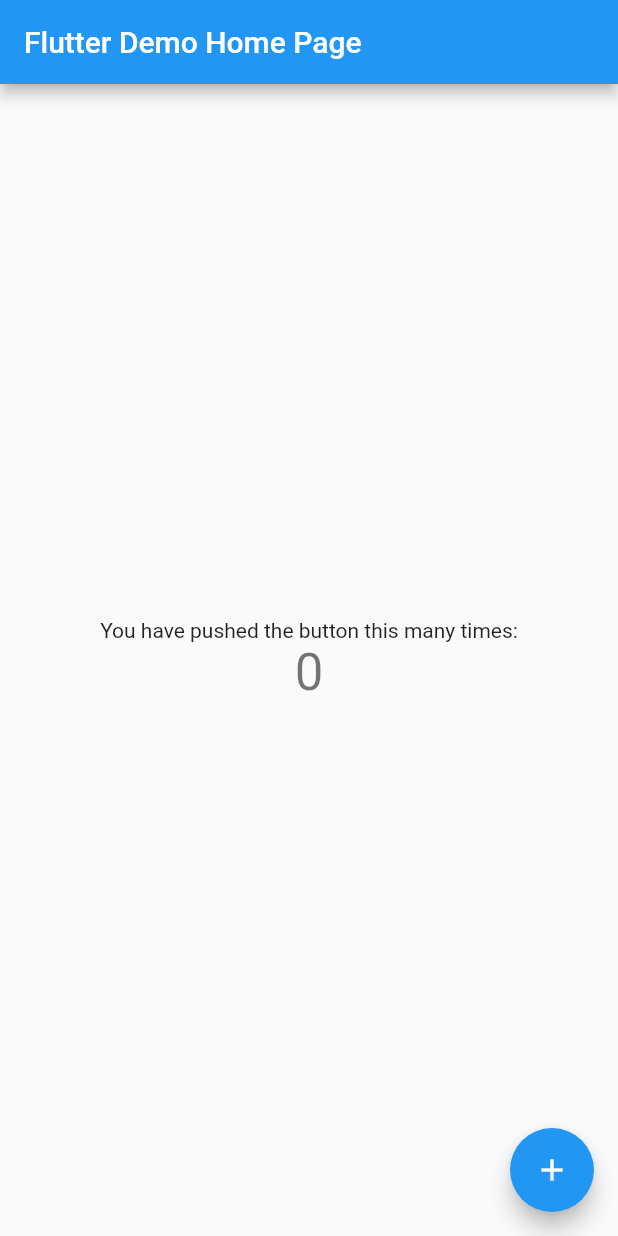
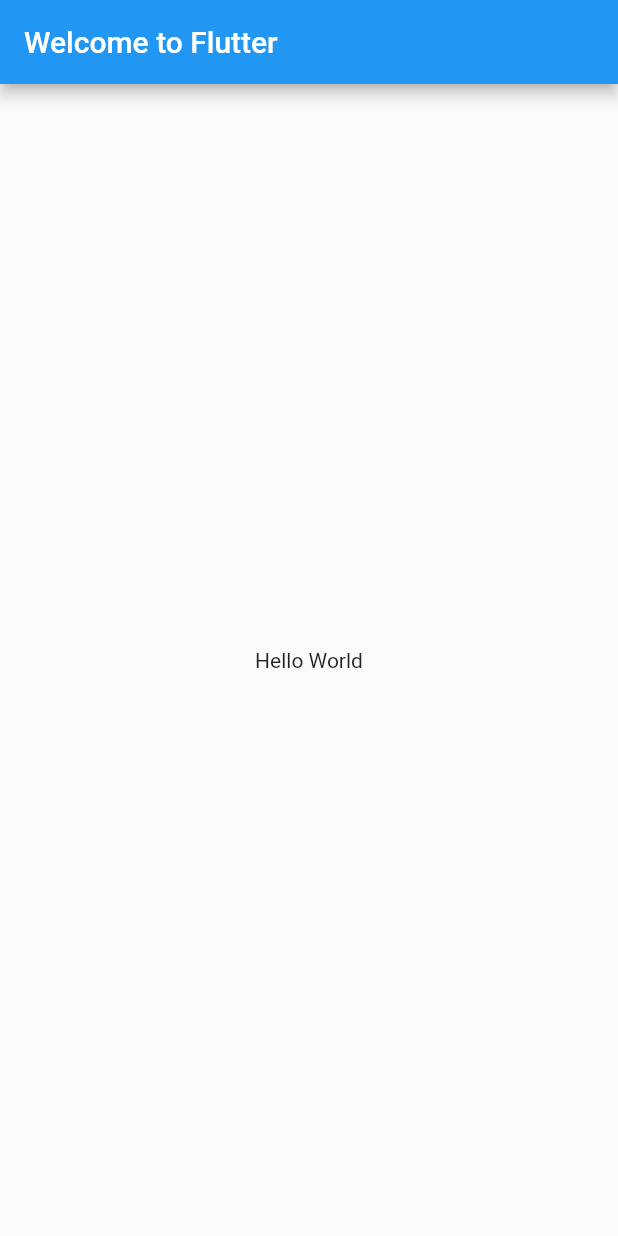
Before and after one commit to BlueKarim/flutterlistapp, a Flutter app: the screen it shows after launch, on a phone screen of 412 x 824 dp. Run offline on Flutter 3.47's test engine with Material 2 defaults, Android fonts, the phone set to English and light mode, and no system bars.

```diff
--- a/lib/main.dart
+++ b/lib/main.dart
@@ -1,115 +1,20 @@
 import 'package:flutter/material.dart';
 
-void main() {
-  runApp(const MyApp());
-}
+void main() => runApp(flutterlistapp());
 
-class MyApp extends StatelessWidget {
-  const MyApp({Key? key}) : super(key: key);
-
-  // This widget is the root of your application.
+class flutterlistapp extends StatelessWidget {
   @override
   Widget build(BuildContext context) {
     return MaterialApp(
-      title: 'Flutter Demo',
-      theme: ThemeData(
-        // This is the theme of your application.
-        //
-        // Try running your application with "flutter run". You'll see the
-        // application has a blue toolbar. Then, without quitting the app, try
-        // changing the primarySwatch below to Colors.green and then invoke
-        // "hot reload" (press "r" in the console where you ran "flutter run",
-        // or simply save your changes to "hot reload" in a Flutter IDE).
-        // Notice that the counter didn't reset back to zero; the application
-        // is not restarted.
-        primarySwatch: Colors.blue,
-      ),
-      home: const MyHomePage(title: 'Flutter Demo Home Page'),
+      title: 'Welcome to Flutter',
+      home: Scaffold(
+        appBar: AppBar(
+          title: const Text('Welcome to Flutter'),
+          ),
+        body: const Center(
+            child: Text('Hello World'),
+          ),
+        ),
     );
   }
 }
-
-class MyHomePage extends StatefulWidget {
-  const MyHomePage({Key? key, required this.title}) : super(key: key);
-
-  // This widget is the home page of your application. It is stateful, meaning
-  // that it has a State object (defined below) that contains fields that affect
-  // how it looks.
-
-  // This class is the configuration for the state. It holds the values (in this
-  // case the title) provided by the parent (in this case the App widget) and
-  // used by the build method of the State. Fields in a Widget subclass are
-  // always marked "final".
-
-  final String title;
-
-  @override
-  State<MyHomePage> createState() => _MyHomePageState();
-}
-
-class _MyHomePageState extends State<MyHomePage> {
-  int _counter = 0;
-
-  void _incrementCounter() {
-    setState(() {
-      // This call to setState tells the Flutter framework that something has
-      // changed in this State, which causes it to rerun the build method below
-      // so that the display can reflect the updated values. If we changed
-      // _counter without calling setState(), then the build method would not be
-      // called again, and so nothing would appear to happen.
-      _counter++;
-    });
-  }
-
-  @override
-  Widget build(BuildContext context) {
-    // This method is rerun every time setState is called, for instance as done
-    // by the _incrementCounter method above.
-    //
-    // The Flutter framework has been optimized to make rerunning build methods
-    // fast, so that you can just rebuild anything that needs updating rather
-    // than having to individually change instances of widgets.
-    return Scaffold(
-      appBar: AppBar(
-        // Here we take the value from the MyHomePage object that was created by
-        // the App.build method, and use it to set our appbar title.
-        title: Text(widget.title),
-      ),
-      body: Center(
-        // Center is a layout widget. It takes a single child and positions it
-        // in the middle of the parent.
-        child: Column(
-          // Column is also a layout widget. It takes a list of children and
-          // arranges them vertically. By default, it sizes itself to fit its
-          // children horizontally, and tries to be as tall as its parent.
-          //
-          // Invoke "debug painting" (press "p" in the console, choose the
-          // "Toggle Debug Paint" action from the Flutter Inspector in Android
-          // Studio, or the "Toggle Debug Paint" command in Visual Studio Code)
-          // to see the wireframe for each widget.
-          //
-          // Column has various properties to control how it sizes itself and
-          // how it positions its children. Here we use mainAxisAlignment to
-          // center the children vertically; the main axis here is the vertical
-          // axis because Columns are vertical (the cross axis would be
-          // horizontal).
-          mainAxisAlignment: MainAxisAlignment.center,
-          children: <Widget>[
-            const Text(
-              'You have pushed the button this many times:',
-            ),
-            Text(
-              '$_counter',
-              style: Theme.of(context).textTheme.headline4,
-            ),
-          ],
-        ),
-      ),
-      floatingActionButton: FloatingActionButton(
-        onPressed: _incrementCounter,
-        tooltip: 'Increment',
-        child: const Icon(Icons.add),
-      ), // This trailing comma makes auto-formatting nicer for build methods.
-    );
-  }
-}
--- a/pubspec.yaml
+++ b/pubspec.yaml
@@ -34,6 +34,7 @@
   # The following adds the Cupertino Icons font to your application.
   # Use with the CupertinoIcons class for iOS style icons.
   cupertino_icons: ^1.0.2
+  english_words: ^4.0.0
 
 dev_dependencies:
   flutter_test:
```
Also changed, not shown: pubspec.lock.
